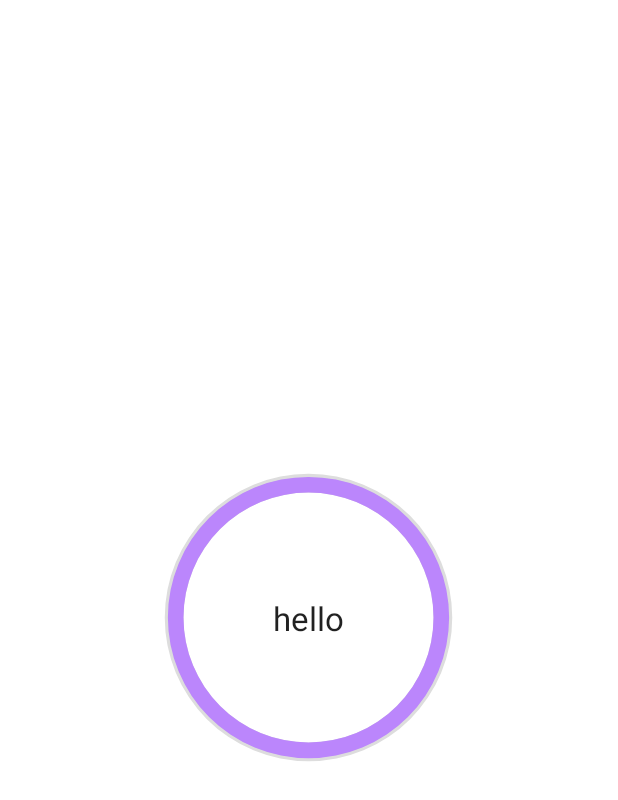
After one commit to ermoter/HealthHawk, an Android app: the layout activity_timer.xml on its own in the app's theme, with its tools: preview values and no code run, on a phone screen of 412 x 824 dp. The commit adds this screen. Shown: the top 800 px of the screen. Run offline under Robolectric (Android 15) with nearby library versions, the phone set to English and light mode, and no system bars.

Commit message:
Workouts Activities Functionality Largely Completed

```diff
--- a/app/src/main/java/com/example/healthhawk/DatabaseHelper.java
+++ b/app/src/main/java/com/example/healthhawk/DatabaseHelper.java
@@ -6,10 +6,10 @@ import android.database.sqlite.SQLiteOpenHelper;
 import android.util.Log;
 
 public class DatabaseHelper extends SQLiteOpenHelper {
-    public static final String DATABASE_NAME = "Workouts.db";
+    public static final String DATABASE_NAME = "HealthHawk.db";
+    // Variables for Workouts table
     public static final int VERSION_NUM = 2;
     public static final String TABLE_NAME = "Workouts";
-    public static final String KEY_WORKOUT_ID = "ID";
     public static final String KEY_WORKOUT_NAME = "WorkoutName";
     public static final String KEY_SETS = "Sets";
     public static final String KEY_EXERCISE_TIME = "Time_Per_Exercise";
@@ -28,7 +28,7 @@ public class DatabaseHelper extends SQLiteOpenHelper {
         // Note that column names/table names must not have any spaces
         String new_table =
                 "CREATE TABLE " + TABLE_NAME + " (" +
-                        KEY_WORKOUT_ID + " INTEGER PRIMARY KEY AUTOINCREMENT," + KEY_WORKOUT_NAME + " TEXT, " +
+                        KEY_WORKOUT_NAME + " String PRIMARY KEY," + " TEXT, " +
                         KEY_SETS + " INTEGER," + KEY_EXERCISES + " TEXT, " + KEY_EXERCISE_TIME + " DECIMAL, " +
                         KEY_REST_TIME + " DECIMAL, " + KEY_RECOVERY_TIME + " DECIMAL)";
 
--- /dev/null
+++ b/app/src/main/res/drawable/circular_progress_bar.xml
@@ -0,0 +1,20 @@
+<?xml version="1.0" encoding="utf-8"?>
+<layer-list xmlns:android="http://schemas.android.com/apk/res/android">
+    <item>
+        <shape
+            android:shape="ring"
+            android:thicknessRatio="20"
+            android:useLevel="false">
+            <solid android:color="#DDD"/>
+        </shape>
+    </item>
+
+    <item>
+        <shape
+            android:shape="ring"
+            android:thicknessRatio="24"
+            android:useLevel="true">
+            <solid android:color="@color/purple_200"/>
+        </shape>
+    </item>
+</layer-list>
--- /dev/null
+++ b/app/src/main/res/layout/activity_timer.xml
@@ -0,0 +1,25 @@
+<?xml version="1.0" encoding="utf-8"?>
+<RelativeLayout xmlns:android="http://schemas.android.com/apk/res/android"
+    xmlns:tools="http://schemas.android.com/tools"
+    android:layout_width="match_parent" android:layout_height="match_parent"
+    android:soundEffectsEnabled="true">
+
+    <ProgressBar
+        android:id="@+id/timer_progress_bar"
+        android:layout_width="250dp"
+        android:layout_height="250dp"
+        android:layout_centerInParent="true"
+        android:layout_gravity="center"
+        android:indeterminateOnly="false"
+        android:progressDrawable="@drawable/circular_progress_bar" />
+
+
+    <TextView
+        android:layout_width="wrap_content"
+        android:layout_height="wrap_content"
+        android:id="@+id/tv_timer"
+        android:layout_centerInParent="true"
+        android:text="hello"
+        android:soundEffectsEnabled="true"
+        android:textAppearance="@style/TextAppearance.AppCompat.Large"/>
+</RelativeLayout>
```
Also changed, not shown: app/src/main/AndroidManifest.xml (+5 -2 lines), app/src/main/java/com/example/healthhawk/AddWorkout.java (+19 -0 lines), app/src/main/java/com/example/healthhawk/DisplayWorkoutInfo.java (+23 -13 lines), app/src/main/java/com/example/healthhawk/Timer.java (added, +223 -0 lines), app/src/main/java/com/example/healthhawk/Workouts.java (+61 -62 lines), app/src/main/java/com/example/healthhawk/WorkoutsAdapter.java (+31 -4 lines).
